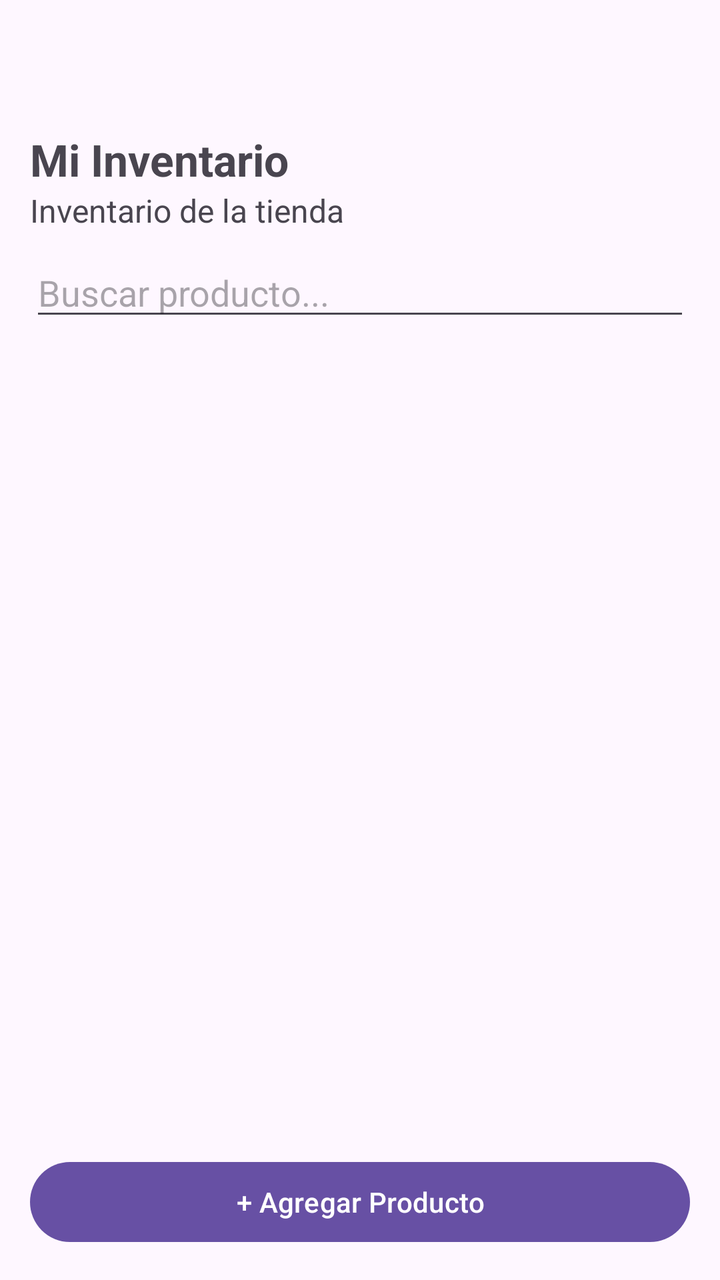
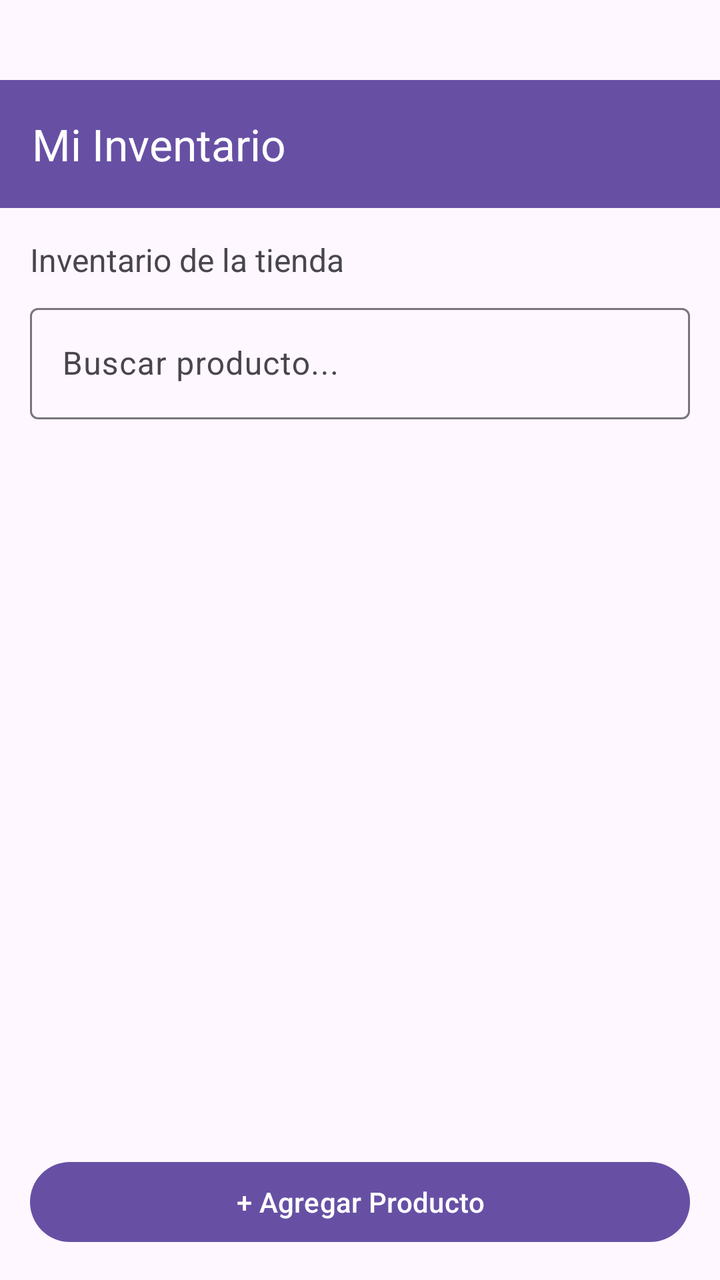

Compare the two renders of this Android layout. The source of the first and the diff that turns it into the second are given below.
<!-- AndroidManifest.xml: application theme Theme.InventarioApp -->
<!-- res/layout/activity_main.xml -->
<?xml version="1.0" encoding="utf-8"?>
<LinearLayout xmlns:android="http://schemas.android.com/apk/res/android"
    android:layout_width="match_parent"
    android:layout_height="match_parent"
    android:orientation="vertical"
    android:padding="15dp"
    >

    <TextView
        android:layout_width="wrap_content"
        android:layout_height="wrap_content"
        android:text="Mi Inventario"
        android:textSize="22sp"
        android:textStyle="bold"
        android:layout_marginTop="50dp"/>

    <TextView
        android:layout_width="wrap_content"
        android:layout_height="wrap_content"
        android:text="Inventario de la tienda"
        android:textSize="16sp"
        android:layout_marginBottom="8dp"/>

    <EditText
        android:id="@+id/etBuscar"
        android:layout_width="match_parent"
        android:layout_height="wrap_content"
        android:hint="Buscar producto..."
        android:inputType="text"
        android:layout_marginBottom="8dp" />


    <ListView
        android:id="@+id/lvInventario"
        android:layout_width="match_parent"
        android:layout_height="0dp"
        android:layout_weight="1"/>

    <Button
        android:id="@+id/btnAgregarProducto"
        android:layout_width="match_parent"
        android:layout_height="wrap_content"
        android:text="+ Agregar Producto"
        android:layout_marginTop="12dp"/>



</LinearLayout>
<!-- resources referenced by this layout -->
<resources>
  <style name="Theme.InventarioApp" parent="Base.Theme.InventarioApp" />
  <style name="Base.Theme.InventarioApp" parent="Theme.Material3.DayNight.NoActionBar">
          
          
      </style>
</resources>

<!-- the commit's change to res/layout/activity_main.xml (unified diff, before → after) -->
@@ -1,48 +1,62 @@
 <?xml version="1.0" encoding="utf-8"?>
 <LinearLayout xmlns:android="http://schemas.android.com/apk/res/android"
+    xmlns:app="http://schemas.android.com/apk/res-auto"
     android:layout_width="match_parent"
     android:layout_height="match_parent"
-    android:orientation="vertical"
-    android:padding="15dp"
-    >
+    android:orientation="vertical">
 
-    <TextView
-        android:layout_width="wrap_content"
-        android:layout_height="wrap_content"
-        android:text="Mi Inventario"
-        android:textSize="22sp"
-        android:textStyle="bold"
-        android:layout_marginTop="50dp"/>
+    <com.google.android.material.appbar.MaterialToolbar
+        android:id="@+id/toolbar"
+        android:layout_width="match_parent"
+        android:layout_height="?attr/actionBarSize"
+        android:background="?attr/colorPrimary"
+        app:title="Mi Inventario"
+        app:titleTextColor="@android:color/white"
+        android:layout_marginTop="40dp"/>
 
-    <TextView
-        android:layout_width="wrap_content"
-        android:layout_height="wrap_content"
-        android:text="Inventario de la tienda"
-        android:textSize="16sp"
-        android:layout_marginBottom="8dp"/>
+    <LinearLayout
+        android:layout_width="match_parent"
+        android:layout_height="match_parent"
+        android:orientation="vertical"
+        android:padding="15dp">
 
-    <EditText
-        android:id="@+id/etBuscar"
-        android:layout_width="match_parent"
-        android:layout_height="wrap_content"
-        android:hint="Buscar producto..."
-        android:inputType="text"
-        android:layout_marginBottom="8dp" />
+        <TextView
+            android:layout_width="wrap_content"
+            android:layout_height="wrap_content"
+            android:text="Inventario de la tienda"
+            android:textSize="16sp"
+            android:layout_marginBottom="8dp"/>
 
+        <com.google.android.material.textfield.TextInputLayout
+            android:id="@+id/tilBuscar"
+            android:layout_width="match_parent"
+            android:layout_height="wrap_content"
+            android:layout_marginBottom="8dp">
 
-    <ListView
-        android:id="@+id/lvInventario"
-        android:layout_width="match_parent"
-        android:layout_height="0dp"
-        android:layout_weight="1"/>
+            <com.google.android.material.textfield.TextInputEditText
+                android:id="@+id/etBuscar"
+                android:layout_width="match_parent"
+                android:layout_height="wrap_content"
+                android:hint="Buscar producto..."
+                android:inputType="text" />
 
-    <Button
-        android:id="@+id/btnAgregarProducto"
-        android:layout_width="match_parent"
-        android:layout_height="wrap_content"
-        android:text="+ Agregar Producto"
-        android:layout_marginTop="12dp"/>
+        </com.google.android.material.textfield.TextInputLayout>
 
+        <ListView
+            android:id="@+id/lvInventario"
+            android:layout_width="match_parent"
+            android:layout_height="0dp"
+            android:layout_weight="1"
+            android:divider="@null"
+            android:dividerHeight="0dp"/>
 
+        <com.google.android.material.button.MaterialButton
+            android:id="@+id/btnAgregarProducto"
+            android:layout_width="match_parent"
+            android:layout_height="wrap_content"
+            android:text="+ Agregar Producto"
+            android:layout_marginTop="12dp"/>
+
+    </LinearLayout>
 
 </LinearLayout>
